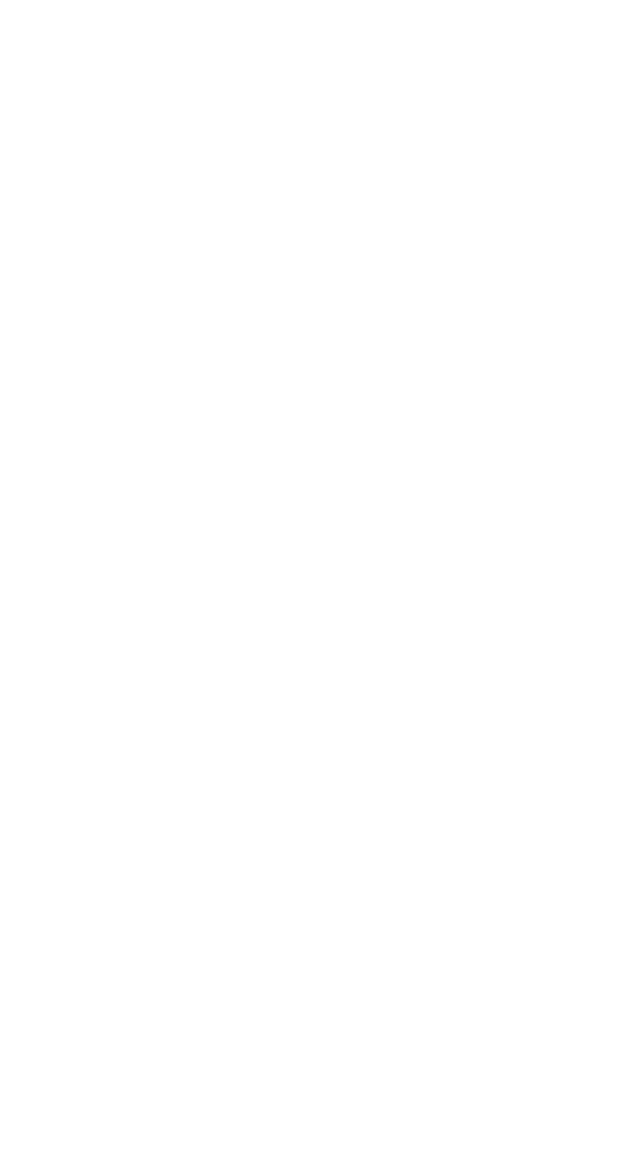
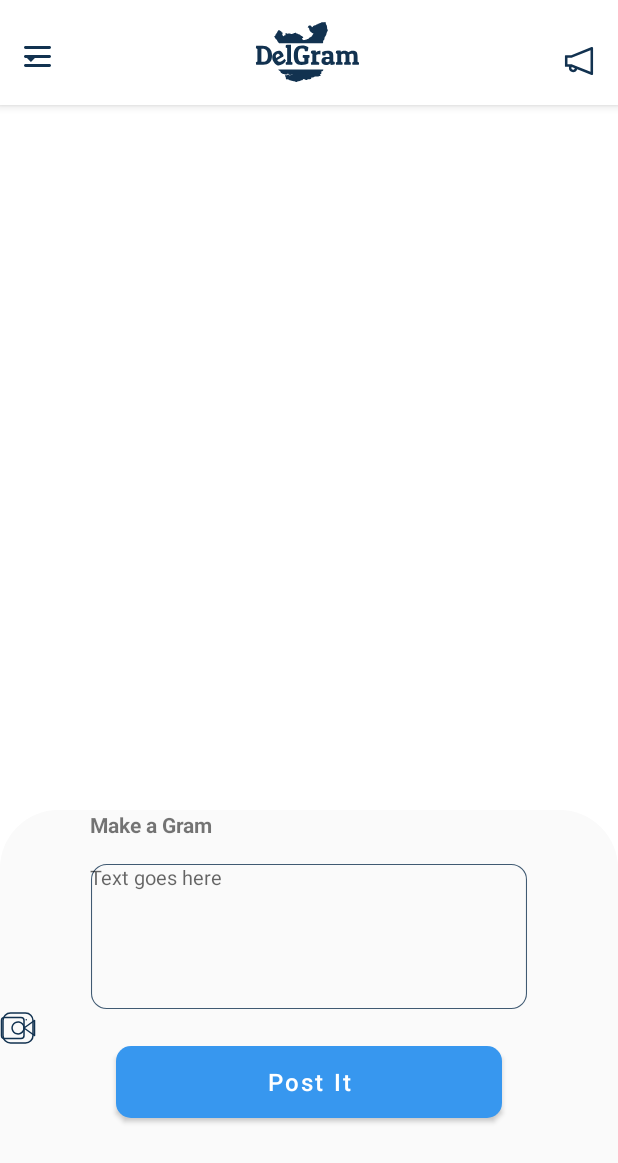
Before and after one commit to Joelxon/delgram, an Android app: the AddPostActivity screen opened directly, with no data from a screen before it, on a phone screen of 412 x 824 dp. Before the commit the part shown is empty. Shown: the top 1163 px of the screen. Run offline under Robolectric (Android 15) with nearby library versions, the phone set to English and light mode, and no system bars.

```diff
--- a/app/src/main/java/com/example/delgram/LoginActivity.kt
+++ b/app/src/main/java/com/example/delgram/LoginActivity.kt
@@ -5,7 +5,7 @@ import androidx.appcompat.app.AppCompatActivity
 import android.os.Bundle
 import com.example.delgram.databinding.ActivityLoginBinding
 import com.example.delgram.fragments.HomeFragment
-import com.joelson.delgram.MainActivity
+import com.example.delgram.MainActivity
 
 class LoginActivity : AppCompatActivity() {
 
@@ -23,10 +23,11 @@ class LoginActivity : AppCompatActivity() {
 
         val tvLogin = ActivityLoginBinding.btnLogin
         tvLogin.setOnClickListener {
-            val loginIntent: Intent = Intent (this, MainActivity::class.java)
+            val loginIntent: Intent = Intent (this@LoginActivity, MainActivity::class.java)
             startActivity(loginIntent)
         }
 
 
+
     }
 }
--- /dev/null
+++ b/app/src/main/res/drawable/ic_add_gram_rectangle.xml
@@ -0,0 +1,9 @@
+<vector xmlns:android="http://schemas.android.com/apk/res/android"
+    android:width="414dp"
+    android:height="284dp"
+    android:viewportWidth="414"
+    android:viewportHeight="284">
+  <path
+      android:pathData="M39,0L375,0A39,39 0,0 1,414 39L414,245A39,39 0,0 1,375 284L39,284A39,39 0,0 1,0 245L0,39A39,39 0,0 1,39 0z"
+      android:fillColor="#FAFAFA"/>
+</vector>
--- a/app/src/main/res/layout/activity_add_post.xml
+++ b/app/src/main/res/layout/activity_add_post.xml
@@ -6,4 +6,125 @@
     android:layout_height="match_parent"
     tools:context=".AddPostActivity">
 
+    <com.google.android.material.appbar.AppBarLayout
+        android:id="@+id/app_bar_layout"
+        android:layout_width="match_parent"
+        android:layout_height="wrap_content"
+        app:layout_constraintTop_toTopOf="parent"
+        app:layout_constraintStart_toStartOf="parent"
+        app:layout_constraintEnd_toEndOf="parent">
+
+        <androidx.appcompat.widget.Toolbar
+            android:id="@+id/home_toolbar"
+            android:layout_width="match_parent"
+            android:layout_height="70dp"
+            android:background="@color/white">
+
+            <androidx.constraintlayout.widget.ConstraintLayout
+                android:layout_width="match_parent"
+                android:layout_height="wrap_content"
+                >
+
+                <ImageView
+                    android:id="@+id/apa_options"
+                    android:layout_width="wrap_content"
+                    android:layout_height="wrap_content"
+                    android:src="@drawable/ic_menu_options"
+                    android:layout_marginTop="16dp"
+                    app:layout_constraintStart_toStartOf="parent"
+                    app:layout_constraintTop_toTopOf="parent"
+                    />
+
+                <ImageView
+                    android:id="@+id/apa_delgram_logo"
+                    android:layout_width="wrap_content"
+                    android:layout_height="wrap_content"
+                    android:src="@drawable/ic_delgram_darkblue"
+                    app:layout_constraintTop_toTopOf="parent"
+                    app:layout_constraintStart_toEndOf="@id/apa_options"
+                    app:layout_constraintEnd_toStartOf="@id/apa_notification"
+
+                    />
+
+                <ImageView
+                    android:id="@+id/apa_notification"
+                    android:layout_width="wrap_content"
+                    android:layout_height="wrap_content"
+                    android:layout_marginTop="16dp"
+                    android:layout_marginEnd="16dp"
+                    android:layout_marginRight="16dp"
+                    android:src="@drawable/ic_notification_s"
+                    app:layout_constraintEnd_toEndOf="parent"
+                    app:layout_constraintTop_toTopOf="parent" />
+
+            </androidx.constraintlayout.widget.ConstraintLayout>
+        </androidx.appcompat.widget.Toolbar>
+
+    </com.google.android.material.appbar.AppBarLayout>
+
+    <LinearLayout
+        android:layout_width="match_parent"
+        android:layout_height="284dp"
+        android:orientation="vertical"
+        app:layout_constraintBottom_toBottomOf="parent"
+        android:background="@drawable/ic_add_gram_rectangle">
+
+        <TextView
+            android:layout_width="wrap_content"
+            android:layout_height="wrap_content"
+            android:layout_marginStart="60dp"
+            android:layout_marginLeft="60dp"
+            android:text="Make a Gram"
+            android:textStyle="bold"/>
+
+        <EditText
+            android:layout_width="match_parent"
+            android:layout_height="wrap_content"
+            android:hint="Text goes here"
+            android:inputType="textMultiLine"
+            android:layout_marginTop="16dp"
+            android:layout_marginStart="60dp"
+            android:layout_marginEnd="60dp"
+            android:layout_marginLeft="60dp"
+            android:gravity="top"
+            android:textSize="13sp"
+            android:background="@drawable/ic_gram_edit_rectangle"/>
+
+
+        <androidx.constraintlayout.widget.ConstraintLayout
+            android:layout_width="wrap_content"
+            android:layout_height="wrap_content"
+            android:gravity="center">
+            <ImageView
+                android:layout_width="wrap_content"
+                android:layout_height="wrap_content"
+                android:layout_gravity="center"
+                android:layout_marginStart="128dp"
+                android:layout_marginLeft="128dp"
+
+                android:src="@drawable/ic_add_gram_camera"/>
+            <ImageView
+                android:layout_width="wrap_content"
+                android:layout_height="wrap_content"
+                android:layout_gravity="center"
+                android:src="@drawable/ic_add_gram_video"/>
+        </androidx.constraintlayout.widget.ConstraintLayout>
+        <Button
+            android:layout_width="match_parent"
+            android:layout_height="wrap_content"
+            android:text="Post It"
+            android:layout_marginStart="77dp"
+            android:layout_marginLeft="77dp"
+            android:layout_marginEnd="77dp"
+            android:textAllCaps="false"
+            android:textSize="16sp"
+            android:paddingBottom="-5dp"
+            android:paddingTop="-10dp"
+
+            android:layout_marginBottom="16dp"
+            android:background="@drawable/button_acent_background"/>
+
+    </LinearLayout>
+
+
 </androidx.constraintlayout.widget.ConstraintLayout>
```
Also changed, not shown: app/src/main/java/com/example/delgram/MainActivity.kt (+19 -2 lines), app/src/main/res/drawable/ic_emoji.xml (added, +10 -0 lines), app/src/main/res/drawable/ic_gif.xml (added, +9 -0 lines), app/src/main/res/drawable/ic_post_image.xml (added, +12 -0 lines), app/src/main/res/layout/fragment_search.xml (+9 -6 lines).
